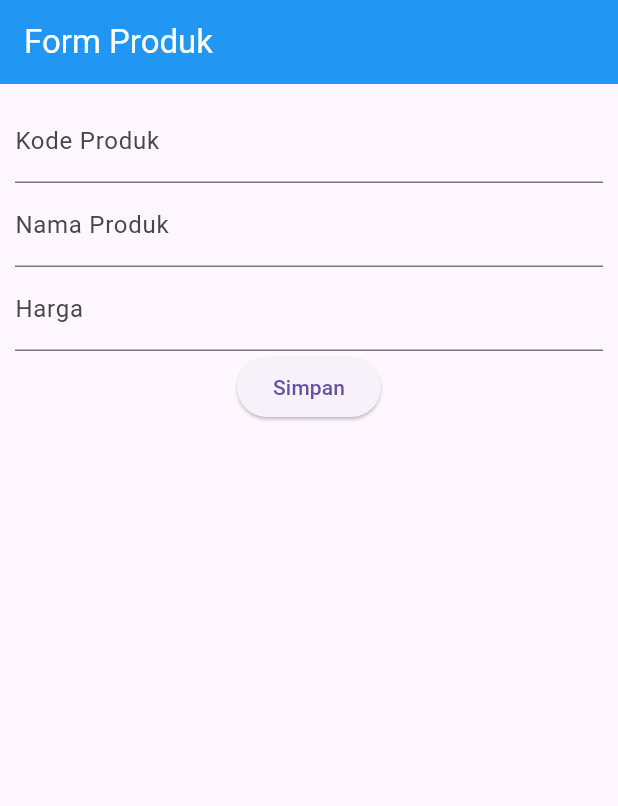
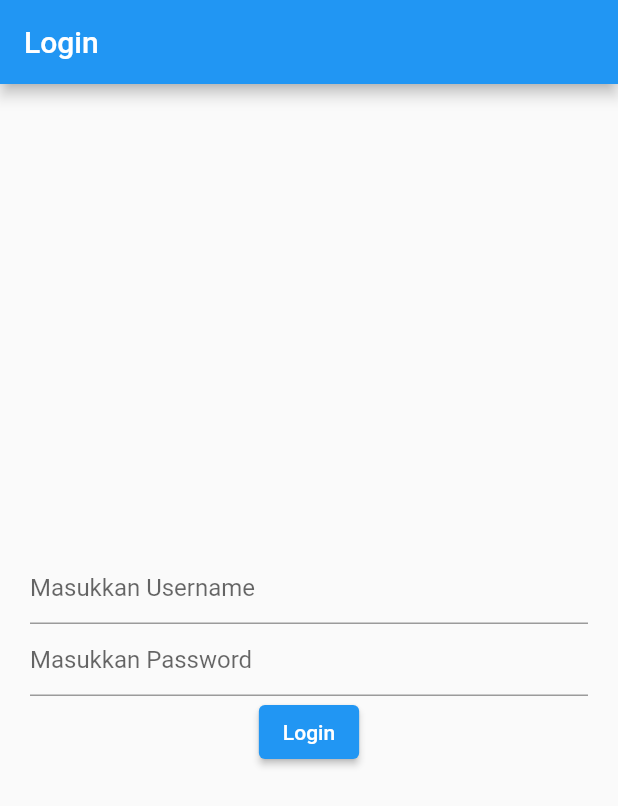
Before and after one commit to edginasyafa273/H1D024046-Praktikum-Mobile-Flutter, a Flutter app: the screen it shows after launch, on a phone screen of 412 x 824 dp. Shown: the top 806 px of the screen. Run offline on Flutter 3.47's test engine with Material 3 defaults, Android fonts, the phone set to English and light mode, and no system bars; our stand-ins replace shared_preferences.

Commit message:
Implement Modul 3: Routes, Side Menu, Login, and Local Storage

```diff
--- /dev/null
+++ b/lib/login_page.dart
@@ -0,0 +1,93 @@
+import 'package:flutter/material.dart';
+import 'package:belajar/home_page.dart';
+import 'package:shared_preferences/shared_preferences.dart';
+
+class LoginPage extends StatefulWidget {
+  const LoginPage({super.key});
+
+  @override
+  // ignore: library_private_types_in_public_api
+  _LoginPageState createState() => _LoginPageState();
+}
+
+class _LoginPageState extends State<LoginPage> {
+  final TextEditingController _usernameController = TextEditingController();
+  final TextEditingController _passwordController = TextEditingController();
+  // ignore: prefer_typing_uninitialized_variables
+  var namauser;
+
+  void _saveUsername() async {
+    // Inisialisasi Share Preferences
+    SharedPreferences prefs = await SharedPreferences.getInstance();
+    // Simpan Username ke local storage
+    prefs.setString('username', _usernameController.text);
+  }
+
+  _showInput(namacontroller, placeholder, isPassword) {
+    return TextField(
+      controller: namacontroller,
+      obscureText: isPassword,
+      decoration: InputDecoration(
+        hintText: placeholder,
+      ), // InputDecoration
+    ); // TextField
+  }
+
+  _showDialog(pesan, alamat) {
+    return showDialog(
+      context: context,
+      builder: (context) {
+        return AlertDialog(
+          title: Text(pesan),
+          actions: [
+            TextButton(
+              child: const Text('OK'),
+              onPressed: () {
+                Navigator.push(
+                  context,
+                  MaterialPageRoute(
+                    builder: (context) => alamat,
+                  ), // MaterialPageRoute
+                );
+              },
+            ),
+          ],
+        ); // AlertDialog
+      },
+    );
+  }
+
+  @override
+  Widget build(BuildContext context) {
+    return Scaffold(
+      appBar: AppBar(
+        title: const Text('Login'),
+      ), // AppBar
+      body: Container(
+        padding: const EdgeInsets.all(20),
+        child: Column(
+          mainAxisAlignment: MainAxisAlignment.center,
+          children: [
+            _showInput(_usernameController, 'Masukkan Username', false),
+            _showInput(_passwordController, 'Masukkan Password', true),
+            ElevatedButton(
+              child: const Text('Login'),
+              onPressed: () {
+                if (_usernameController.text == 'admin' &&
+                    _passwordController.text == 'admin') {
+                  // save Username
+                  _saveUsername();
+                  // Show alert
+                  _showDialog('Anda Berhasil Login', const HomePage());
+                } else {
+                  // Show alert
+                  _showDialog('Username dan Password Salah', const LoginPage());
+                }
+              },
+            ), // ElevatedButton
+          ],
+        ), // Column
+      ), // Container
+    ); // Scaffold
+  }
+}
--- a/lib/main.dart
+++ b/lib/main.dart
@@ -1,25 +1,32 @@
-
 import 'package:flutter/material.dart';
-import 'package:belajar/ui/produk_form.dart';
+import 'package:belajar/login_page.dart';
 
 void main() {
   runApp(const MyApp());
 }
 
 class MyApp extends StatelessWidget {
-  const MyApp({Key? key}) : super(key: key);
+  const MyApp({super.key});
 
   @override
   Widget build(BuildContext context) {
     return MaterialApp(
-      title: 'Aplikasi Flutter Pertama',
+      title: 'Flutter Menu',
       theme: ThemeData(
+        useMaterial3: false,
+        primarySwatch: Colors.blue,
         appBarTheme: const AppBarTheme(
           backgroundColor: Colors.blue,
           foregroundColor: Colors.white,
         ),
+        elevatedButtonTheme: ElevatedButtonThemeData(
+          style: ElevatedButton.styleFrom(
+            backgroundColor: Colors.blue,
+            foregroundColor: Colors.white,
+          ),
+        ),
       ),
-      home: const ProdukForm(),
-    );
+      home: const LoginPage(),
+    ); // MaterialApp
   }
 }
--- a/pubspec.yaml
+++ b/pubspec.yaml
@@ -34,6 +34,7 @@ dependencies:
   # The following adds the Cupertino Icons font to your application.
   # Use with the CupertinoIcons class for iOS style icons.
   cupertino_icons: ^1.0.8
+  shared_preferences: ^2.0.17
 
 dev_dependencies:
   flutter_test:
```
Also changed, not shown: lib/about_page.dart (added, +19 -0 lines), lib/home_page.dart (added, +38 -0 lines), lib/sidemenu.dart (added, +46 -0 lines), pubspec.lock, 2 other files.
